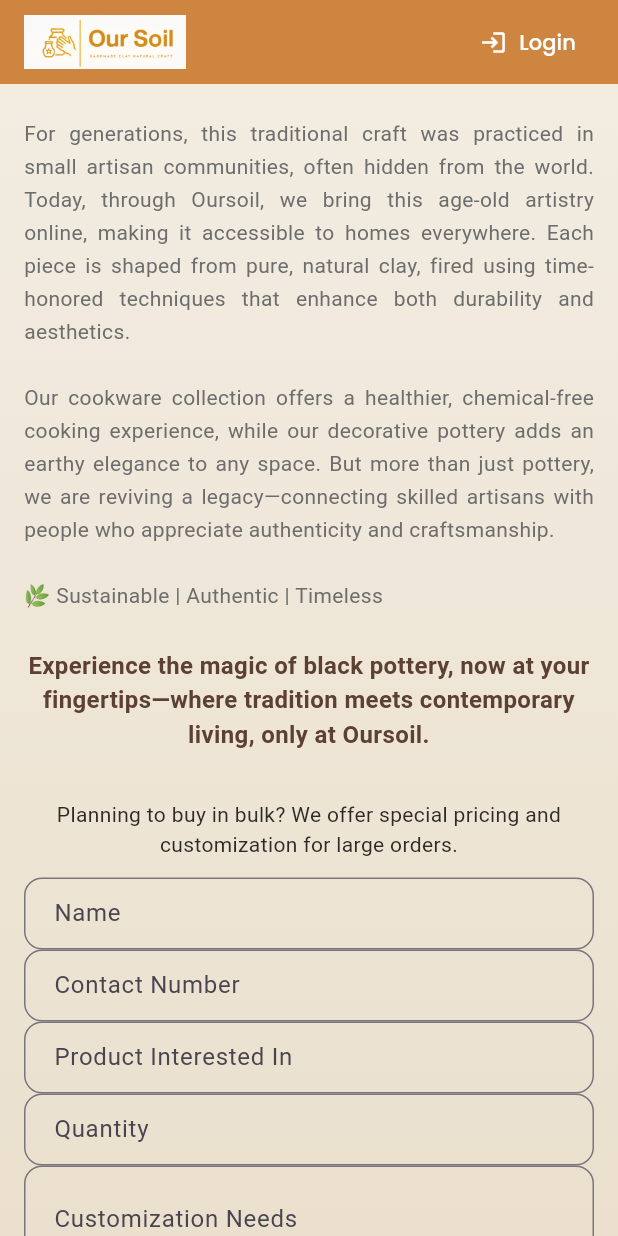
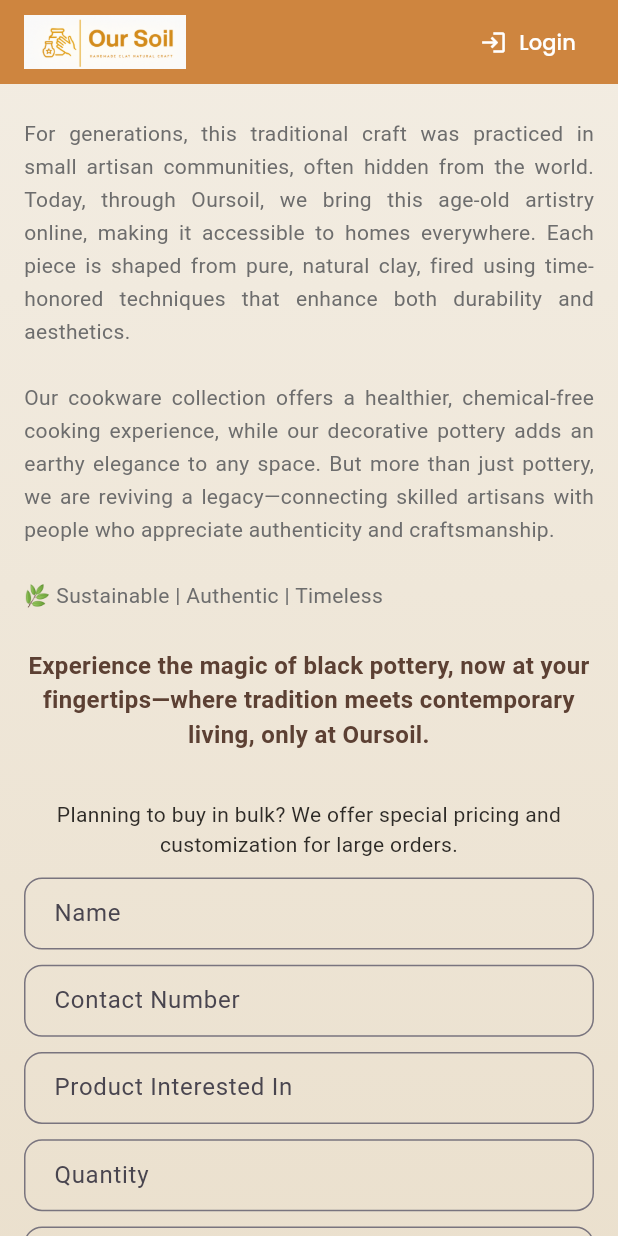
Before and after one commit to Abhiii1906/our-soil, a Flutter app: the screen it shows after launch, scrolled down 576 dp, on a phone screen of 412 x 824 dp. Run offline on Flutter 3.47's test engine with Material 3 defaults, Android fonts, the phone set to English and light mode, and no system bars; our stand-ins replace another_flushbar, flutter_animate, flutter_bloc, flutter_screenutil, flutter_svg, google_fonts and 3 more; missing offline and left inert: razorpay_web.

Commit message:
fixed landing screen style issue

```diff
--- a/lib/features/onboarding/screen/landing_screen.dart
+++ b/lib/features/onboarding/screen/landing_screen.dart
@@ -1,6 +1,7 @@
 import 'package:e_shop/core/config/route/app_route.dart';
 import 'package:e_shop/features/home/screen/home_screen.dart';
 import 'package:flutter/material.dart';
+import 'package:flutter_screenutil/flutter_screenutil.dart';
 import 'package:flutter_svg/flutter_svg.dart';
 import 'package:google_fonts/google_fonts.dart';
 import 'package:url_launcher/url_launcher.dart';
@@ -228,6 +229,7 @@ class _LandingScreenState extends State<LandingScreen> {
                           key: _formKey,
                           child: isMobile
                               ? Column(
+                                  spacing: 10.h,
                                   children:
                                       _buildFormFields(), // Mobile: Stack in column
                                 )
```
